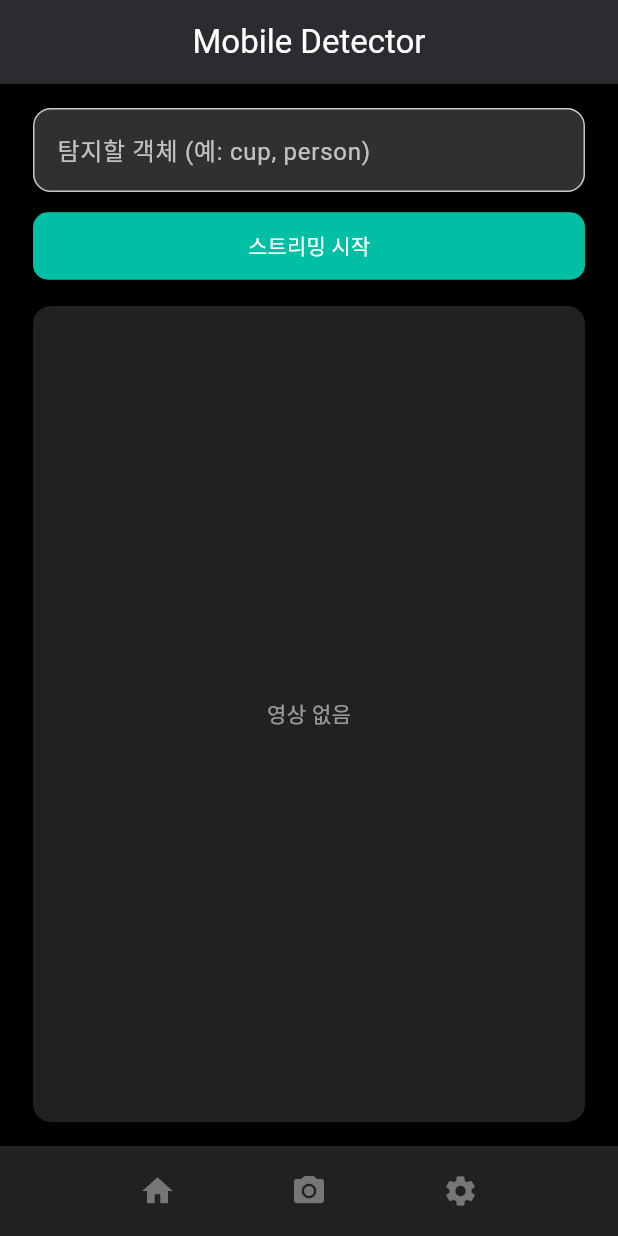
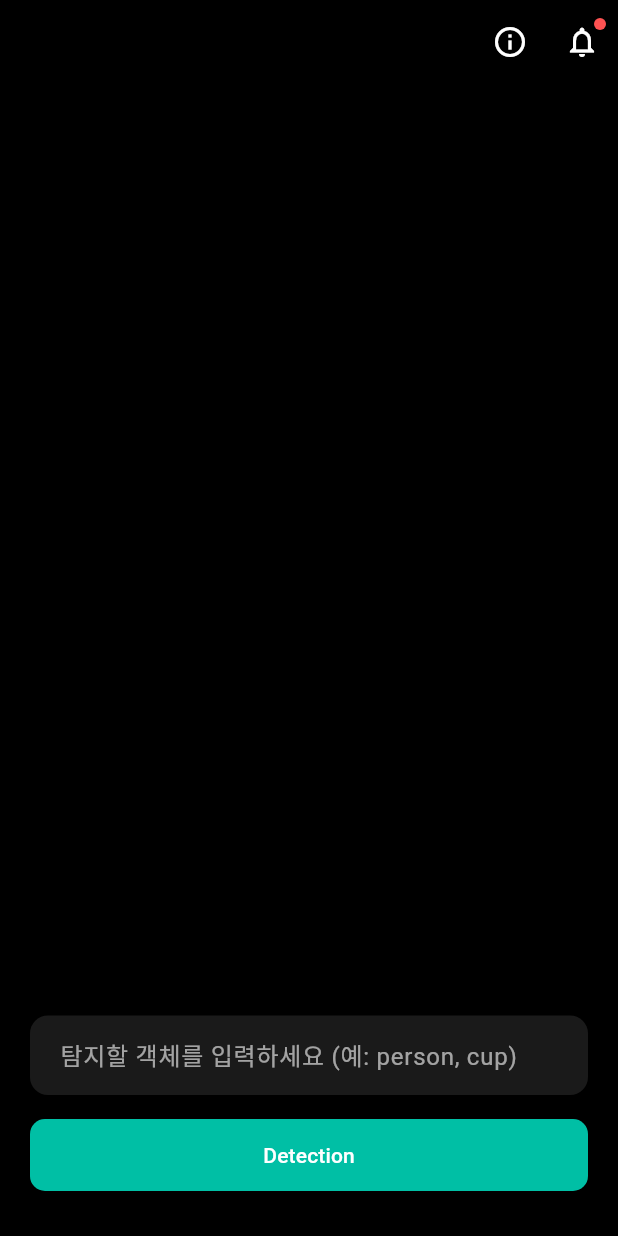
Before and after one commit to cozym/mobile_detector, a Flutter app: the screen it shows after launch, on a phone screen of 412 x 824 dp. Run offline on Flutter 3.47's test engine with Material 3 defaults, Android fonts, the phone set to English and light mode, and no system bars; missing offline and left inert: window_size.

Commit message:
feat: 카메라 화면 UI 업데이트

```diff
--- a/flutter_ui/lib/camera_page.dart
+++ b/flutter_ui/lib/camera_page.dart
@@ -1,5 +1,6 @@
 import 'dart:convert';
 import 'dart:typed_data';
+import 'dart:ui';
 
 import 'package:flutter/material.dart';
 import 'package:web_socket_channel/web_socket_channel.dart';
@@ -14,9 +15,12 @@ class CameraPage extends StatefulWidget {
 class _CameraPageState extends State<CameraPage> {
   WebSocketChannel? channel;
   Uint8List? frameBytes;
-  String objectName = "person";
+  final TextEditingController _controller = TextEditingController();
 
   void startStreaming() {
+    final objectName = _controller.text.trim();
+    if (objectName.isEmpty) return;
+
     final uri = Uri.parse("ws://localhost:8000/ws/$objectName");
     channel = WebSocketChannel.connect(uri);
 
@@ -30,89 +34,107 @@ class _CameraPageState extends State<CameraPage> {
   @override
   void dispose() {
     channel?.sink.close();
+    _controller.dispose();
     super.dispose();
   }
 
   @override
   Widget build(BuildContext context) {
     return Scaffold(
+      extendBodyBehindAppBar: true,
       backgroundColor: Colors.black,
       appBar: AppBar(
-        title: const Text("Mobile Detector"),
-        centerTitle: true,
-        backgroundColor: Colors.grey[900],
-        foregroundColor: Colors.white,
-        elevation: 2,
+        backgroundColor: Colors.transparent,
+        elevation: 0,
+        actions: [
+          IconButton(
+            icon: const Icon(Icons.info_outline, color: Colors.white),
+            onPressed: () {},
           ),
-      body: Center(
+          Stack(
+            children: [
+              IconButton(
+                icon: const Icon(Icons.notifications_none, color: Colors.white),
+                onPressed: () {},
+              ),
+              Positioned(
+                right: 8,
+                top: 8,
                 child: Container(
-          width: 400, // 모바일 화면 크기
-          padding: const EdgeInsets.all(16),
+                  width: 8,
+                  height: 8,
+                  decoration: const BoxDecoration(
+                    color: Colors.redAccent,
+                    shape: BoxShape.circle,
+                  ),
+                ),
+              )
+            ],
+          )
+        ],
+      ),
+      body: Stack(
+        children: [
+          // 실시간 영상 배경
+          Positioned.fill(
+            child: frameBytes != null
+                ? Image.memory(frameBytes!, fit: BoxFit.cover, gaplessPlayback: true)
+                : Container(color: Colors.black),
+          ),
+
+          // 블러 처리된 하단 패널
+          Align(
+            alignment: Alignment.bottomCenter,
+            child: ClipRRect(
+              borderRadius: const BorderRadius.vertical(top: Radius.circular(30)),
+              child: BackdropFilter(
+                filter: ImageFilter.blur(sigmaX: 10, sigmaY: 10),
+                child: Container(
+                  padding: const EdgeInsets.symmetric(horizontal: 20, vertical: 30),
+                  width: double.infinity,
+                  color: Colors.black.withOpacity(0.4),
                   child: Column(
+                    mainAxisSize: MainAxisSize.min,
                     children: [
                       TextField(
+                        controller: _controller,
                         style: const TextStyle(color: Colors.white),
                         cursorColor: Colors.tealAccent,
                         decoration: InputDecoration(
-                  labelText: "탐지할 객체 (예: cup, person)",
-                  labelStyle: const TextStyle(color: Colors.white70),
+                          hintText: "탐지할 객체를 입력하세요 (예: person, cup)",
+                          hintStyle: const TextStyle(color: Colors.white60),
                           filled: true,
-                  fillColor: Colors.grey[850],
+                          fillColor: Colors.white10,
                           border: OutlineInputBorder(
                             borderRadius: BorderRadius.circular(12),
+                            borderSide: BorderSide.none,
+                          ),
+                          contentPadding: const EdgeInsets.symmetric(horizontal: 16, vertical: 14),
                         ),
                       ),
-                onChanged: (val) => objectName = val,
-              ),
-              const SizedBox(height: 12),
-              ElevatedButton(
+                      const SizedBox(height: 16),
+                      SizedBox(
+                        width: double.infinity,
+                        height: 48,
+                        child: ElevatedButton(
+                          onPressed: startStreaming,
                           style: ElevatedButton.styleFrom(
                             backgroundColor: Colors.tealAccent[700],
-                  minimumSize: const Size.fromHeight(45),
                             shape: RoundedRectangleBorder(
                               borderRadius: BorderRadius.circular(10),
                             ),
                           ),
-                onPressed: startStreaming,
-                child: const Text("스트리밍 시작", style: TextStyle(color: Colors.white)),
+                          child: const Text("Detection", style: TextStyle(color: Colors.white)),
                         ),
-              const SizedBox(height: 16),
-              Expanded(
-                child: Container(
-                  width: double.infinity,
-                  decoration: BoxDecoration(
-                    color: Colors.grey[900],
-                    borderRadius: BorderRadius.circular(12),
                       ),
-                  child: frameBytes != null
-                      ? ClipRRect(
-                          borderRadius: BorderRadius.circular(12),
-                          child: Image.memory(frameBytes!, gaplessPlayback: true),
-                        )
-                      : const Center(
-                          child: Text(
-                            "영상 없음",
-                            style: TextStyle(color: Colors.white54),
+                    ],
+                  ),
                 ),
               ),
             ),
           ),
         ],
       ),
-        ),
-      ),
-      bottomNavigationBar: BottomAppBar(
-        color: Colors.grey[900],
-        height: 60,
-        child: Row(
-          mainAxisAlignment: MainAxisAlignment.spaceEvenly,
-          children: const [
-            Icon(Icons.home, color: Colors.white38),
-            Icon(Icons.camera_alt, color: Colors.white38),
-            Icon(Icons.settings, color: Colors.white38),
-          ],
-        ),
-      ),
     );
   }
 }
--- a/flutter_ui/lib/main.dart
+++ b/flutter_ui/lib/main.dart
@@ -9,7 +9,7 @@ void main() {
 
   // 데스크탑 환경에서만 창 크기 설정
   if (Platform.isWindows || Platform.isLinux || Platform.isMacOS) {
-    setWindowTitle('Mobile Detector');
+    setWindowTitle('Aeye');
     setWindowMinSize(const Size(600, 1000));
     setWindowMaxSize(const Size(600, 1000));
     setWindowFrame(const Rect.fromLTWH(100, 100, 540, 960));
```
Also changed, not shown: logo.png (added), 1 other file. Lines whose indentation alone changed are shown as unchanged.
